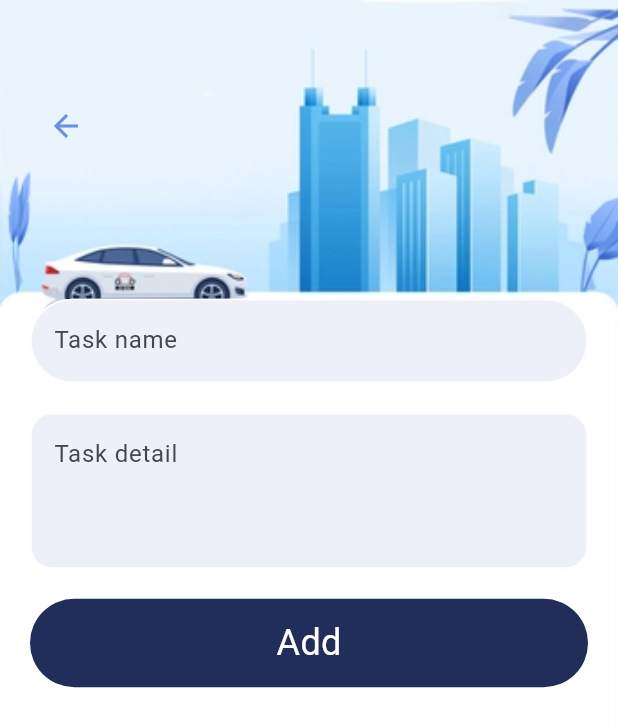
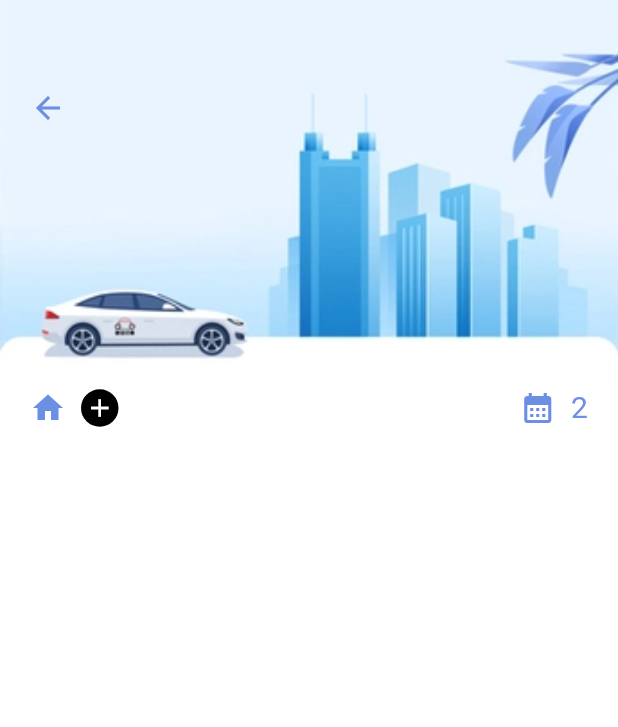
Before and after one commit to Daddy2054/todo_x, a Flutter app: the screen it shows after launch, on a phone screen of 412 x 824 dp. Shown: the top 727 px of the screen. Run offline on Flutter 3.47's test engine with Material 2 defaults, Android fonts, the phone set to English and light mode, and no system bars.

Commit message:
AllTasks p1

```diff
--- a/lib/main.dart
+++ b/lib/main.dart
@@ -1,5 +1,5 @@
 import 'package:flutter/material.dart';
-import 'package:todo_x/screens/add_task.dart';
+import 'package:todo_x/screens/all_tasks.dart';
 
 void main() {
   runApp(const MyApp());
@@ -17,7 +17,7 @@ class MyApp extends StatelessWidget {
         colorScheme: ColorScheme.fromSeed(seedColor: Colors.deepPurple),
         useMaterial3: true,
       ),
-      home: const AddTask(),
+      home: const AllTasks(),
     );
   }
 }
--- a/lib/screens/add_task.dart
+++ b/lib/screens/add_task.dart
@@ -68,7 +68,7 @@ class AddTask extends StatelessWidget {
               ],
             ),
             SizedBox(
-              height: MediaQuery.of(context).size.height / 3,
+              height: MediaQuery.of(context).size.height / 20,
             ),
           ],
         ),
--- /dev/null
+++ b/lib/screens/all_tasks.dart
@@ -0,0 +1,82 @@
+import 'package:flutter/material.dart';
+import 'package:todo_x/colors/app_colors.dart';
+
+class AllTasks extends StatelessWidget {
+  const AllTasks({super.key});
+
+  @override
+  Widget build(BuildContext context) {
+    return Scaffold(
+      backgroundColor: Colors.white,
+      body: Column(
+        children: [
+          Container(
+            padding: const EdgeInsets.only(
+              left: 20,
+              top: 60,
+            ),
+            alignment: Alignment.topLeft,
+            width: double.maxFinite,
+            height: MediaQuery.of(context).size.height / 3.2,
+            decoration: const BoxDecoration(
+                image: DecorationImage(
+              image: AssetImage(
+                'assets/header1.jpg',
+              ),
+              fit: BoxFit.cover,
+            )),
+            child: const Icon(
+              Icons.arrow_back,
+              color: AppColors.secondaryColor,
+            ),
+          ),
+          Container(
+            padding: const EdgeInsets.only(
+              left: 20,
+              right: 20,
+            ),
+            child: Row(
+              children: [
+                const Icon(
+                  Icons.home,
+                  color: AppColors.secondaryColor,
+                ),
+                const SizedBox(
+                  width: 10,
+                ),
+                Container(
+                  width: 25,
+                  height: 25,
+                  decoration: BoxDecoration(
+                    borderRadius: BorderRadius.circular(12.5),
+                    color: Colors.black,
+                  ),
+                  child: const Icon(
+                    Icons.add,
+                    color: Colors.white,
+                    size: 20,
+                  ),
+                ),
+                Expanded(child: Container()),
+                const Icon(
+                  Icons.calendar_month_sharp,
+                  color: AppColors.secondaryColor,
+                ),
+                const SizedBox(
+                  width: 10,
+                ),
+                const Text(
+                  '2',
+                  style: TextStyle(
+                    fontSize: 20,
+                    color: AppColors.secondaryColor,
+                  ),
+                ),
+              ],
+            ),
+          ),
+        ],
+      ),
+    );
+  }
+}
```
